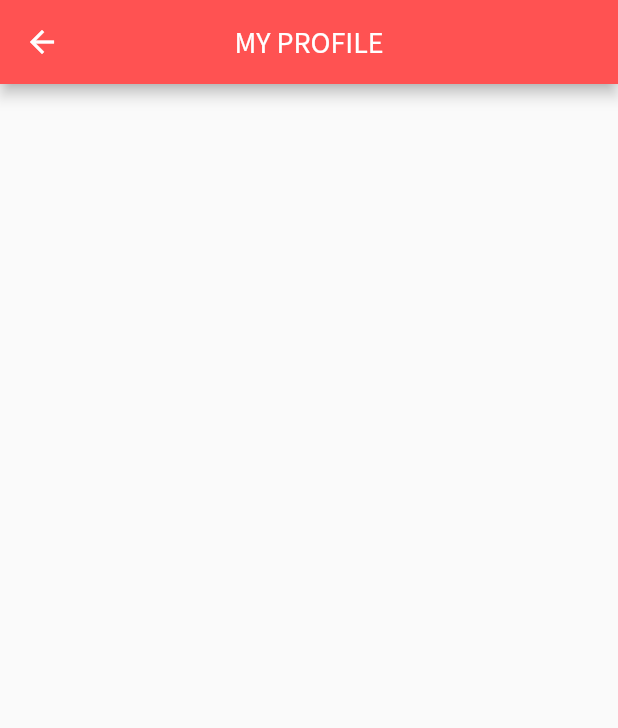
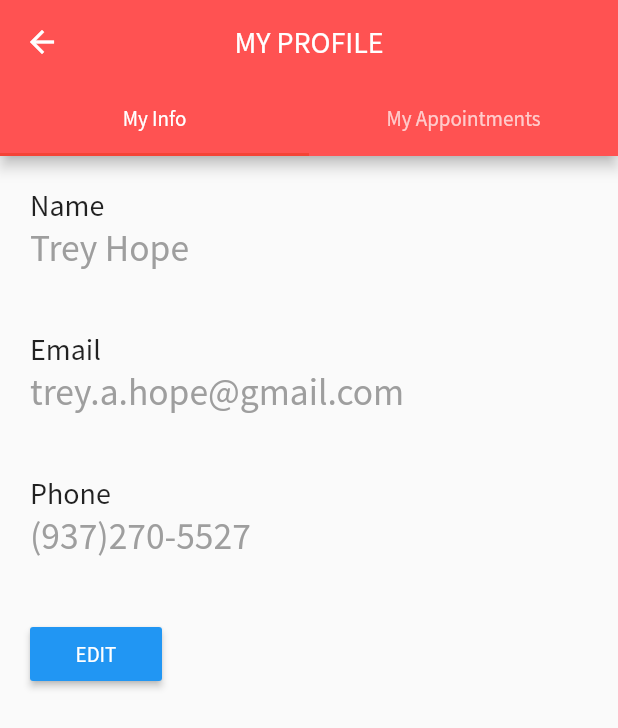
Before and after one commit to trey-a-hope/nanny-mctea-sitters, a Flutter app: the DrawerWidget widget shown alone on an empty page, opened directly, after a tap on "My Profile", on a phone screen of 412 x 824 dp. Shown: the top 728 px of the screen. Run offline on Flutter 3.47's test engine with Material 2 defaults, Android fonts, the phone set to English and light mode, and no system bars; our stand-ins replace cached_network_image, cloud_firestore, device_info, firebase_auth, flutter_custom_clippers, material_design_icons_flutter and 2 more; missing offline and left inert: flutter_mailer; accounts and stored records are empty.

Commit message:
Added info page info.

```diff
--- a/lib/common/drawer_widget.dart
+++ b/lib/common/drawer_widget.dart
@@ -1,6 +1,7 @@
 import 'package:cached_network_image/cached_network_image.dart';
 import 'package:flutter/material.dart';
 import 'package:material_design_icons_flutter/material_design_icons_flutter.dart';
+import 'package:nanny_mctea_sitters_flutter/pages/contact.dart';
 import 'package:nanny_mctea_sitters_flutter/pages/login.dart';
 import 'package:nanny_mctea_sitters_flutter/pages/plans_pricing.dart';
 import 'package:nanny_mctea_sitters_flutter/pages/profile.dart';
@@ -78,7 +79,8 @@ class DrawerWidgetState extends State<DrawerWidget>
       child: Column(
         mainAxisSize: MainAxisSize.max,
         children: <Widget>[
-          _buildUserAccountsDrawerHeader(),
+          // _buildUserAccountsDrawerHeader(),
+          SizedBox(height: 40),
           _buildBookSitter(),
           _buildPlansPricing(),
           _buildJoinTeam(),
@@ -86,6 +88,7 @@ class DrawerWidgetState extends State<DrawerWidget>
           _buildLogout(),
           _buildLogin(),
           _buildSignUp(),
+          _buildContact(),
           Expanded(
             child: Align(
               alignment: Alignment.bottomCenter,
@@ -261,4 +264,25 @@ class DrawerWidgetState extends State<DrawerWidget>
           )
         : Container();
   }
+
+  Widget _buildContact() {
+    return ListTile(
+      leading: Icon(MdiIcons.phone, color: _drawerIconColor),
+      title: Text(
+        'Contact',
+      ),
+      subtitle: Text(
+        'Get in touch with us.',
+        style: TextStyle(color: Colors.black),
+      ),
+      onTap: () {
+        Navigator.push(
+          context,
+          MaterialPageRoute(
+            builder: (context) => ContactPage(),
+          ),
+        );
+      },
+    );
+  }
 }
--- /dev/null
+++ b/lib/models/appointment.dart
@@ -0,0 +1,3 @@
+class Appointment {
+  String id;
+}
--- a/lib/models/user.dart
+++ b/lib/models/user.dart
@@ -1,3 +1,5 @@
+import 'package:nanny_mctea_sitters_flutter/models/appointment.dart';
+
 class User{
   String email;
   String imgUrl;
@@ -6,4 +8,6 @@ class User{
   DateTime time;
   String phone;
   String fullName;
+
+  List<Appointment> appointments = List<Appointment>();
 }
--- a/lib/pages/home.dart
+++ b/lib/pages/home.dart
@@ -113,10 +113,10 @@ class HomePageState extends State<HomePage>
                     heading: 'Meet the Team',
                   ),
                   _buildTeamWidget(),
-                  ContentHeadingWidget(
-                    heading: 'Photos',
-                  ),
-                  _buildPhotosWidget(),
+                  // ContentHeadingWidget(
+                  //   heading: 'Photos',
+                  // ),
+                  // _buildPhotosWidget(),
                   ContentHeadingWidget(
                     heading: 'Reviews',
                   ),
@@ -138,19 +138,6 @@ class HomePageState extends State<HomePage>
         'Home',
         style: TextStyle(letterSpacing: 2.0),
       ),
-      actions: [
-        IconButton(
-          icon: Icon(MdiIcons.email),
-          onPressed: () {
-            Navigator.push(
-              context,
-              MaterialPageRoute(
-                builder: (context) => ContactPage(),
-              ),
-            );
-          },
-        )
-      ],
     );
   }
 
--- a/lib/pages/profile.dart
+++ b/lib/pages/profile.dart
@@ -1,5 +1,6 @@
 import 'package:flutter/cupertino.dart';
 import 'package:flutter/material.dart';
+import 'package:nanny_mctea_sitters_flutter/services/modal.dart';
 import 'package:table_calendar/table_calendar.dart';
 
 class ProfilePage extends StatefulWidget {
@@ -14,6 +15,8 @@ class ProfilePage extends StatefulWidget {
 class ProfilePageState extends State<ProfilePage>
     with SingleTickerProviderStateMixin {
   final String id;
+  final GlobalKey<ScaffoldState> _scaffoldKey = GlobalKey<ScaffoldState>();
+
   bool _isLoading = true;
 
   ProfilePageState(this.id);
@@ -34,16 +37,76 @@ class ProfilePageState extends State<ProfilePage>
 
   @override
   Widget build(BuildContext context) {
-    return Scaffold(
-      appBar: _buildAppBar(),
-      body: Builder(
-        builder: (context) => _isLoading
-            ? Center(
-                child: CircularProgressIndicator(),
-              )
-            : Center(
-                child: Text(this.id),
+    return DefaultTabController(
+      length: 2,
+      child: Scaffold(
+        key: _scaffoldKey,
+        appBar: _buildAppBar(),
+        body: TabBarView(
+          children: [
+            SingleChildScrollView(
+                child: Padding(
+              padding: EdgeInsets.all(20),
+              child: Column(
+                mainAxisAlignment: MainAxisAlignment.start,
+                crossAxisAlignment: CrossAxisAlignment.start,
+                children: <Widget>[
+                  Text(
+                    'Name',
+                    style: TextStyle(fontSize: 20),
+                  ),
+                  Text(
+                    'Trey Hope',
+                    style: TextStyle(color: Colors.grey, fontSize: 25),
+                  ),
+                  SizedBox(
+                    height: 40,
+                  ),
+                  Text(
+                    'Email',
+                    style: TextStyle(fontSize: 20),
+                  ),
+                  Text(
+                    'trey.a.hope@gmail.com',
+                    style: TextStyle(color: Colors.grey, fontSize: 25),
+                  ),
+                  SizedBox(
+                    height: 40,
+                  ),
+                  Text(
+                    'Phone',
+                    style: TextStyle(fontSize: 20),
+                  ),
+                  Text(
+                    '(937)270-5527',
+                    style: TextStyle(color: Colors.grey, fontSize: 25),
+                  ),
+                  SizedBox(
+                    height: 40,
+                  ),
+                  MaterialButton(
+                    child: Text(
+                      'EDIT',
+                      style: TextStyle(color: Colors.white),
+                    ),
+                    onPressed: () {},
+                    color: Colors.blue,
+                  )
+                ],
               ),
+            )),
+            false
+                ? ListView.builder(
+                    itemCount: 1,
+                    itemBuilder: (BuildContext ctxt, int index) {
+                      return _buildApointmentCard();
+                    },
+                  )
+                : Center(
+                    child: Text('You have nothing booked at the moment.'),
+                  ),
+          ],
+        ),
       ),
     );
   }
@@ -52,6 +115,38 @@ class ProfilePageState extends State<ProfilePage>
     return AppBar(
       title: Text('MY PROFILE'),
       centerTitle: true,
+      bottom: TabBar(
+        tabs: [
+          Tab(
+            child: Text(
+              'My Info',
+              textAlign: TextAlign.center,
+            ),
+          ),
+          Tab(
+            child: Text(
+              'My Appointments',
+              textAlign: TextAlign.center,
+            ),
+          ),
+        ],
+      ),
+    );
+  }
+
+  Widget _buildApointmentCard() {
+    return InkWell(
+      onTap: () {
+        Modal.showInSnackBar(_scaffoldKey, 'Selected Appointment');
+      },
+      child: ListTile(
+        leading: CircleAvatar(
+          backgroundColor: Colors.blue,
+        ),
+        title: Text('Appointment 1'),
+        subtitle: Text('Talea Chenault'),
+        trailing: Icon(Icons.chevron_right),
+      ),
     );
   }
 }
```
